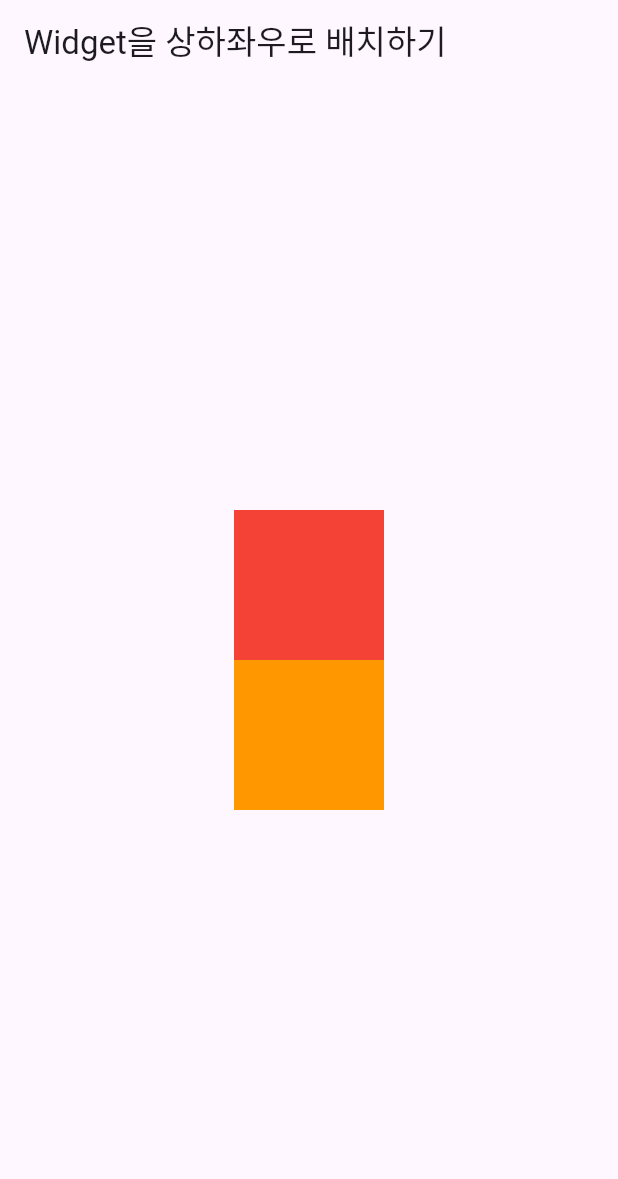
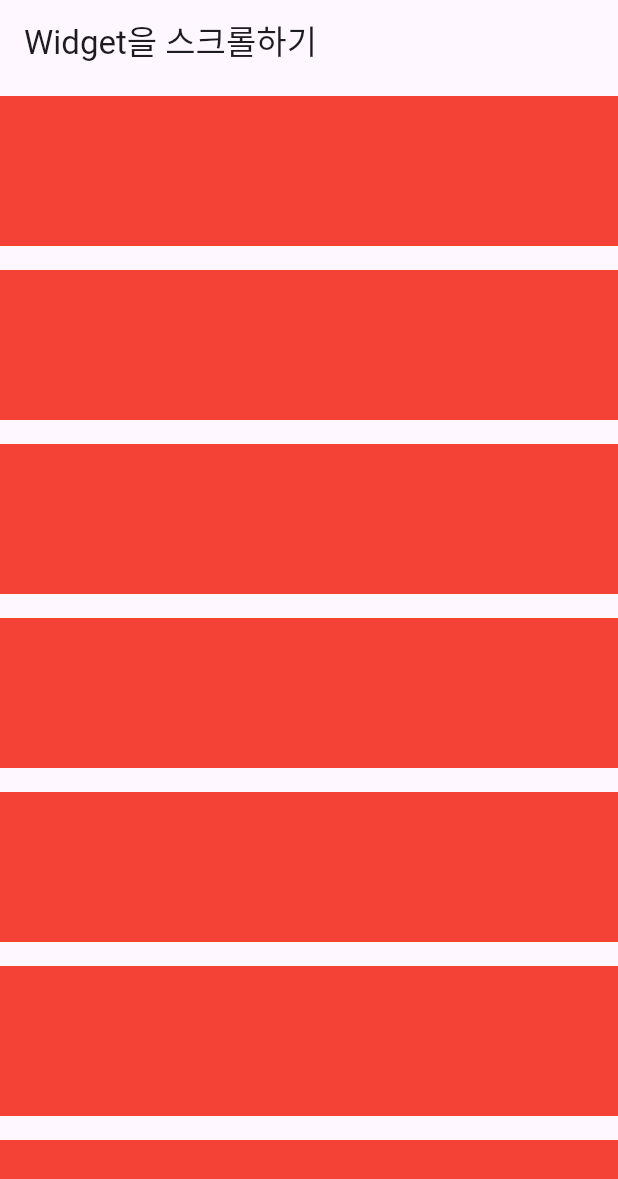
Before and after one commit to hyerimmmmm/flutterStudy, a Flutter app: the screen it shows after launch, on a phone screen of 412 x 824 dp. Shown: the top 1179 px of the screen. Run offline on Flutter 3.47's test engine with Material 3 defaults, Android fonts, the phone set to English and light mode, and no system bars.

Commit message:
[part2_02] Container 추가

```diff
--- a/part2_ch02/lib/main.dart
+++ b/part2_ch02/lib/main.dart
@@ -6,7 +6,7 @@ void main() {
     MaterialApp(
       home: Scaffold(
         appBar: AppBar(
-          title: Text('Widget을 상하좌우로 배치하기'),
+          title: Text('Widget을 스크롤하기'),
         ),
         body: Body(),
       ),
@@ -19,24 +19,59 @@ class Body extends StatelessWidget {
 
   @override
   Widget build(BuildContext context) {
-    return Container(
-      width: double.infinity,
-      child: Column(
+    return Column(
       mainAxisAlignment: MainAxisAlignment.center,
-        crossAxisAlignment: CrossAxisAlignment.center,
+      crossAxisAlignment: CrossAxisAlignment.end,
       children: [
         Container(
-            width: 100,
+          color: Colors.red,
+          width: double.infinity,
           height: 100,
-            color: Colors.red,
+          margin: EdgeInsets.symmetric(vertical: 8),
         ),
         Container(
-            width: 100,
+          color: Colors.red,
+          width: double.infinity,
           height: 100,
-            color: Colors.orange,
+          margin: EdgeInsets.symmetric(vertical: 8),
+        ),
+        Container(
+          color: Colors.red,
+          width: double.infinity,
+          height: 100,
+          margin: EdgeInsets.symmetric(vertical: 8),
+        ),
+        Container(
+          color: Colors.red,
+          width: double.infinity,
+          height: 100,
+          margin: EdgeInsets.symmetric(vertical: 8),
+        ),
+        Container(
+          color: Colors.red,
+          width: double.infinity,
+          height: 100,
+          margin: EdgeInsets.symmetric(vertical: 8),
+        ),
+        Container(
+          color: Colors.red,
+          width: double.infinity,
+          height: 100,
+          margin: EdgeInsets.symmetric(vertical: 8),
+        ),
+        Container(
+          color: Colors.red,
+          width: double.infinity,
+          height: 100,
+          margin: EdgeInsets.symmetric(vertical: 8),
+        ),
+        Container(
+          color: Colors.red,
+          width: double.infinity,
+          height: 100,
+          margin: EdgeInsets.symmetric(vertical: 8),
         )
       ],
-      ),
     );
   }
 }
```
Lines whose indentation alone changed are shown as unchanged.
